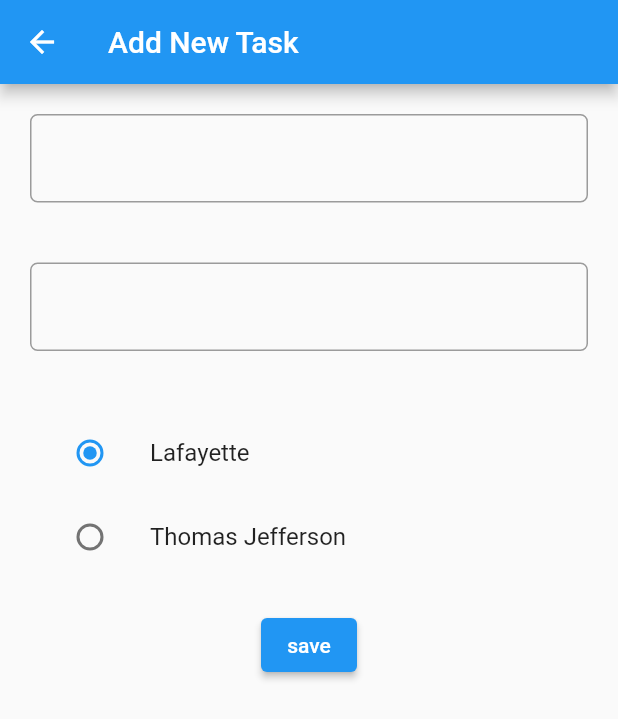
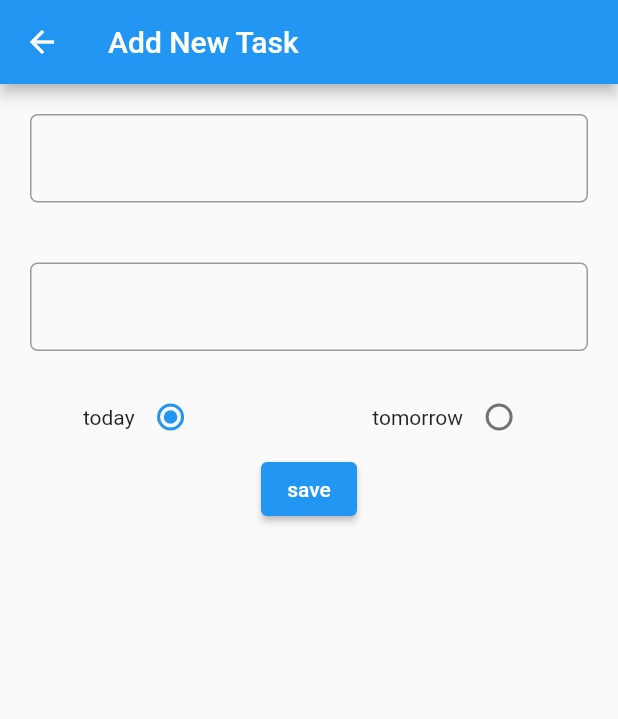
Before and after one commit to S-EmreCat/todo_app, a Flutter app: the AddTaskView screen opened directly, on a phone screen of 412 x 824 dp. Shown: the top 719 px of the screen. Run offline on Flutter 3.47's test engine with Material 2 defaults, Android fonts, the phone set to English and light mode, and no system bars; our stand-ins replace get, sqflite; accounts and stored records are empty; Roboto replaces fonts that are missing (Poppins).

Commit message:
radio widget

```diff
--- a/lib/core/utils/dbhelper.dart
+++ b/lib/core/utils/dbhelper.dart
@@ -2,7 +2,7 @@ import 'dart:io';
 
 import 'package:path_provider/path_provider.dart';
 import 'package:sqflite/sqflite.dart';
-import 'package:todo_app/core/model/task_model.dart';
+import '../model/task_model.dart';
 
 class DatabaseHelper {
   static final DatabaseHelper _dbHelper = DatabaseHelper._internal();
--- a/lib/ui/views/MyLists/my_lists_view.dart
+++ b/lib/ui/views/MyLists/my_lists_view.dart
@@ -1,4 +1,5 @@
 import 'package:flutter/material.dart';
+import 'package:todo_app/ui/views/addTask/add_task.view.dart';
 
 import '../../../core/constant/string_constants.dart';
 import '../../widgets/card/my_lists_card.dart';
@@ -66,6 +67,10 @@ class MyListsWidget extends StatelessWidget {
           tooltip: "Coming Soon",
           onPressed: () {
             debugPrint("sdgdfh");
+            Navigator.push(
+              context,
+              MaterialPageRoute(builder: (context) => const AddTaskView()),
+            );
           },
         ),
       ],
--- a/lib/ui/views/addTask/add_task.view.dart
+++ b/lib/ui/views/addTask/add_task.view.dart
@@ -1,7 +1,6 @@
 import 'package:flutter/material.dart';
-import 'package:todo_app/core/constant/string_constants.dart';
-import 'package:todo_app/core/enum/radio_button_enum.dart';
-import 'package:todo_app/ui/widgets/padding/padding.dart';
+import '../../../core/constant/string_constants.dart';
+import '../../widgets/padding/padding.dart';
 
 class AddTaskView extends StatefulWidget {
   const AddTaskView({Key? key}) : super(key: key);
@@ -10,18 +9,14 @@ class AddTaskView extends StatefulWidget {
   _AddTaskViewState createState() => _AddTaskViewState();
 }
 
-enum SingingCharacter { lafayette, jefferson }
-
 class _AddTaskViewState extends State<AddTaskView> {
+  String radioButtonItem = 'today';
+  int radioId = 1;
   @override
   Widget build(BuildContext context) {
     final titleController = TextEditingController();
     final subTitleController = TextEditingController();
-    //singingCharacter? _character = singingCharacter.today;
-    SingingCharacter? _character = SingingCharacter.lafayette;
-
     // TODO: Actions (save-back & delete & back)
-    // TODO: title input & suptitle input & today-tomorrow chose
     return Scaffold(
       appBar: AppBar(
         title: const Text(StringConstants.addNewTask),
@@ -40,49 +35,42 @@ class _AddTaskViewState extends State<AddTaskView> {
                   padding: const CustomPadding.all(),
                   child: textField(subTitleController),
                 ),
-                Padding(
-                  padding: const CustomPadding.all(),
-                  child: Expanded(
-                      child: Column(
-                    children: <Widget>[
-                      ListTile(
-                        title: const Text('Lafayette'),
-                        leading: Radio<SingingCharacter>(
-                          value: SingingCharacter.lafayette,
-                          groupValue: _character,
-                          onChanged: (SingingCharacter? value) {
-                            setState(() {
-                              _character = value;
-                            });
-                          },
-                        ),
-                      ),
-                      ListTile(
-                        title: const Text('Thomas Jefferson'),
-                        leading: Radio<SingingCharacter>(
-                          value: SingingCharacter.jefferson,
-                          groupValue: _character,
-                          onChanged: (SingingCharacter? value) {
-                            setState(() {
-                              _character = value;
-                            });
-                          },
-                        ),
-                      ),
-                    ],
-                  )),
+                Row(
+                  mainAxisAlignment: MainAxisAlignment.spaceAround,
+                  children: [
+                    radioMethod("today", 1),
+                    radioMethod("tomorrow", 2),
+                  ],
                 ),
                 ElevatedButton(
                   child: const Text("save"),
-                  onPressed: () {
-                    print("save");
-                  },
+                  onPressed: () {},
                 ),
               ],
             ),
           ),
         ],
       ),
+    );
+  }
+
+  Row radioMethod(String getDay, int getId) {
+    return Row(
+      children: [
+        Text(getDay),
+        Radio(
+          value: getId,
+          groupValue: radioId,
+          onChanged: (value) {
+            setState(
+              () {
+                radioButtonItem = getDay;
+                radioId = getId;
+              },
+            );
+          },
+        ),
+      ],
     );
   }
 
--- a/lib/ui/views/addTask/add_task_service.dart
+++ b/lib/ui/views/addTask/add_task_service.dart
@@ -1,5 +1,5 @@
-import 'package:todo_app/core/model/task_model.dart';
-import 'package:todo_app/core/utils/dbhelper.dart';
+import '../../../core/model/task_model.dart';
+import '../../../core/utils/dbhelper.dart';
 
 class ViewModelAddTask {
   DatabaseHelper dbhelper = DatabaseHelper();
--- a/lib/ui/views/allTasks/all_tasks_service.dart
+++ b/lib/ui/views/allTasks/all_tasks_service.dart
@@ -1,5 +1,5 @@
-import 'package:todo_app/core/model/task_model.dart';
-import 'package:todo_app/core/utils/dbhelper.dart';
+import '../../../core/model/task_model.dart';
+import '../../../core/utils/dbhelper.dart';
 
 class ViewModelAllTasks {
   DatabaseHelper dbhelper = DatabaseHelper();
--- a/lib/ui/views/allTasks/all_tasks_view.dart
+++ b/lib/ui/views/allTasks/all_tasks_view.dart
@@ -1,6 +1,6 @@
 import 'package:flutter/material.dart';
-import 'package:todo_app/ui/views/addTask/add_task.view.dart';
-import 'package:todo_app/ui/views/allTasks/all_tasks_service.dart';
+import '../addTask/add_task.view.dart';
+import 'all_tasks_service.dart';
 
 import '../../../core/constant/string_constants.dart';
 import '../../widgets/icon/custom_list_tile_icon.dart';
@@ -40,7 +40,6 @@ class _AllTasksState extends State<AllTasks> {
           Expanded(
             flex: 2,
             child: ListTile(
-              //TODO: icon widget oluştur renk atamaları yap.
               trailing: floatingButtonAdd(),
               title: const GreenTitles(
                 textString: StringConstants.today,
```
Also changed, not shown: lib/ui/widgets/listView/listview_builder.dart (+5 -2 lines).
